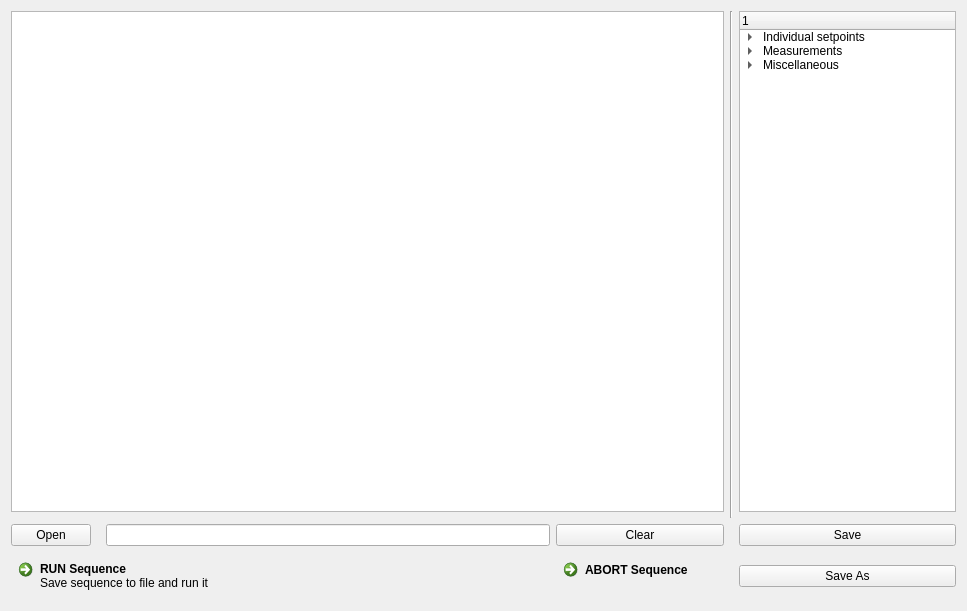
Above: configurations/sequence.ui from Cryostat-GUI/Cryostat-GUI before the change. Below: the same form after it.
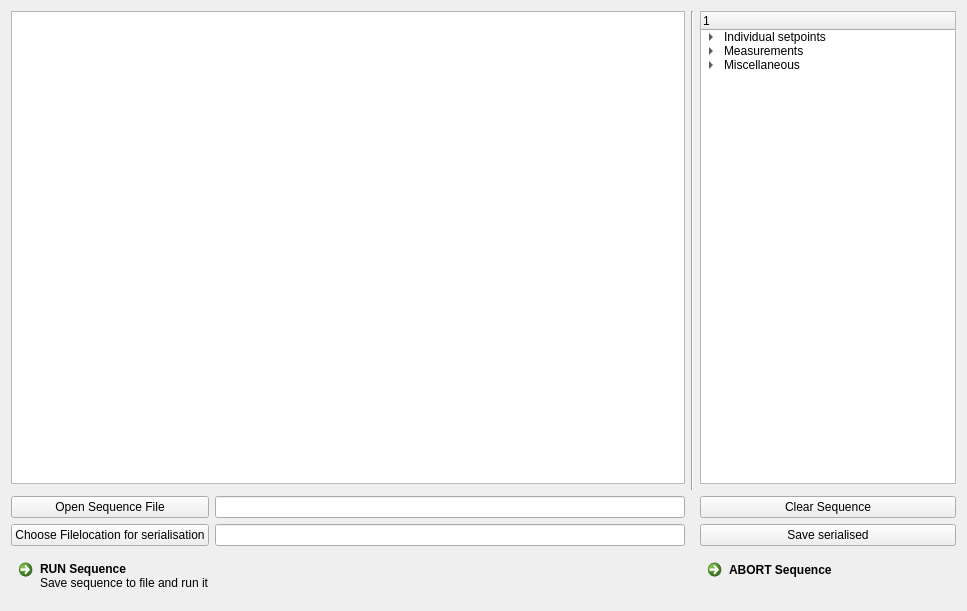
That is the form after the change.

```diff
--- a/configurations/sequence.ui
+++ b/configurations/sequence.ui
@@ -13,8 +13,8 @@
   <property name="windowTitle">
    <string>Sequence - FILE</string>
   </property>
-  <layout class="QGridLayout" name="gridLayout" rowstretch="3,0,0,0" columnstretch="0,0,2,0,0,0,1">
-   <item row="0" column="0" colspan="5">
+  <layout class="QGridLayout" name="gridLayout" rowstretch="3,0,0,0,0" columnstretch="0,0,2,0,0,0,1,0,0">
+   <item row="0" column="0" colspan="7">
     <widget class="QListView" name="listSequence">
      <property name="acceptDrops">
       <bool>false</bool>
@@ -48,31 +48,14 @@
      </property>
     </widget>
    </item>
-   <item row="2" column="0">
-    <widget class="QPushButton" name="pushOpen">
-     <property name="text">
-      <string>Open</string>
-     </property>
-    </widget>
-   </item>
-   <item row="3" column="4">
-    <widget class="QCommandLinkButton" name="Button_AbortSequence">
-     <property name="text">
-      <string>ABORT Sequence</string>
-     </property>
-     <property name="description">
-      <string/>
-     </property>
-    </widget>
-   </item>
-   <item row="0" column="5" rowspan="2">
+   <item row="0" column="7" rowspan="2">
     <widget class="Line" name="line_3">
      <property name="orientation">
       <enum>Qt::Vertical</enum>
      </property>
     </widget>
    </item>
-   <item row="0" column="6">
+   <item row="0" column="8">
     <widget class="QTreeWidget" name="treeOptions">
      <property name="dragEnabled">
       <bool>true</bool>
@@ -200,24 +183,7 @@
      </property>
     </widget>
    </item>
-   <item row="2" column="6">
-    <widget class="QPushButton" name="pushSaving">
-     <property name="mouseTracking">
-      <bool>false</bool>
-     </property>
-     <property name="text">
-      <string>Save</string>
-     </property>
-    </widget>
-   </item>
-   <item row="3" column="6">
-    <widget class="QPushButton" name="pushBrowse">
-     <property name="text">
-      <string>Save As</string>
-     </property>
-    </widget>
-   </item>
-   <item row="3" column="0" colspan="4">
+   <item row="4" column="0" colspan="5">
     <widget class="QCommandLinkButton" name="Button_RunSequence">
      <property name="text">
       <string>RUN Sequence</string>
@@ -227,16 +193,53 @@
      </property>
     </widget>
    </item>
-   <item row="2" column="2" colspan="2">
-    <widget class="QLineEdit" name="lineFileLocation"/>
+   <item row="3" column="0">
+    <widget class="QPushButton" name="pushBrowse">
+     <property name="text">
+      <string>Choose Filelocation for serialisation</string>
+     </property>
+    </widget>
    </item>
-   <item row="2" column="4">
+   <item row="2" column="0">
+    <widget class="QPushButton" name="pushOpen">
+     <property name="text">
+      <string>Open Sequence File</string>
+     </property>
+    </widget>
+   </item>
+   <item row="3" column="8">
+    <widget class="QPushButton" name="pushSaving">
+     <property name="mouseTracking">
+      <bool>false</bool>
+     </property>
+     <property name="text">
+      <string>Save serialised</string>
+     </property>
+    </widget>
+   </item>
+   <item row="2" column="8">
     <widget class="QPushButton" name="pushClear">
      <property name="text">
-      <string>Clear</string>
+      <string>Clear Sequence</string>
      </property>
     </widget>
    </item>
+   <item row="4" column="8">
+    <widget class="QCommandLinkButton" name="Button_AbortSequence">
+     <property name="text">
+      <string>ABORT Sequence</string>
+     </property>
+     <property name="description">
+      <string/>
+     </property>
+    </widget>
+   </item>
+   <item row="2" column="1" colspan="6">
+    <widget class="QLineEdit" name="lineFileLocation"/>
+   </item>
+   <item row="3" column="1" colspan="6">
+    <widget class="QLineEdit" name="lineFileLocation_serialised"/>
+   </item>
   </layout>
  </widget>
  <tabstops>
```
Left out of the diff: 5 changed lines with no effect on the pictures.
